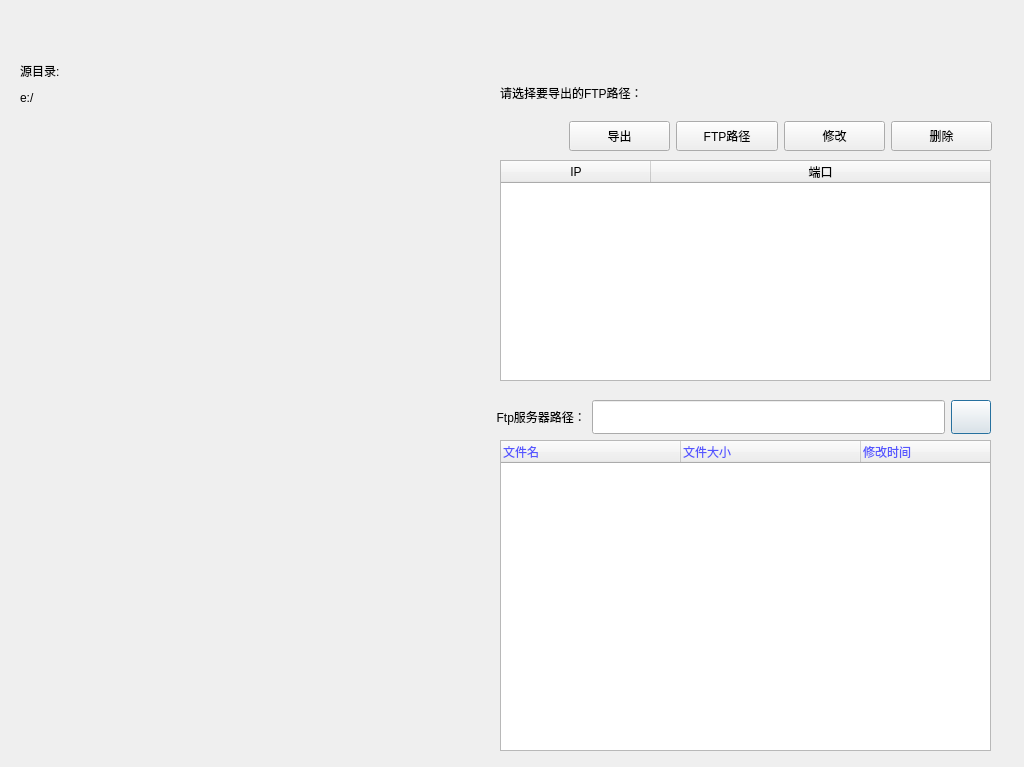
Sisec2016/TChallaOld2016, file FastVideoPro/FastVideov1/ftpdlg.ui: the form before one commit.
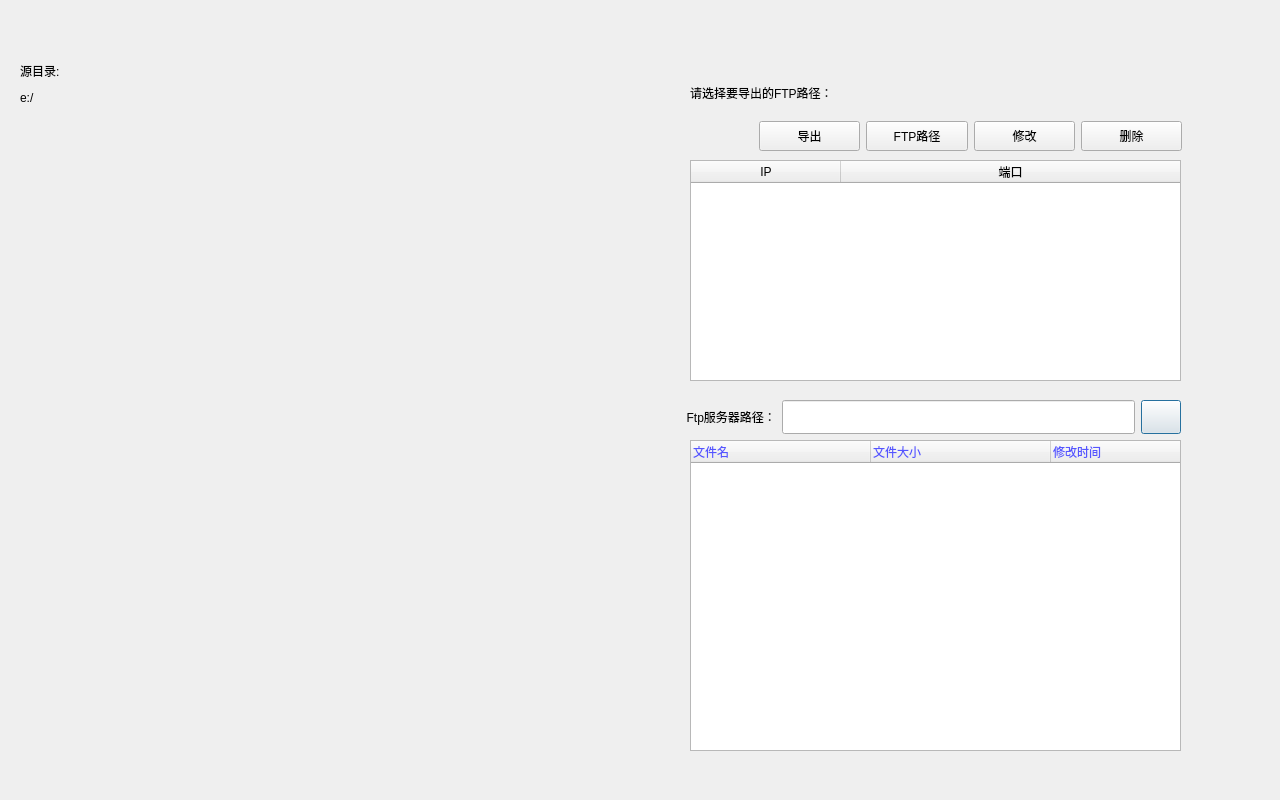
The form after the commit. Icons and pictures are not drawn. Custom widgets are drawn as their Qt base class.

The edit to the form file:
```diff
--- a/FastVideoPro/FastVideov1/ftpdlg.ui
+++ b/FastVideoPro/FastVideov1/ftpdlg.ui
@@ -6,8 +6,8 @@
    <rect>
     <x>0</x>
     <y>0</y>
-    <width>1024</width>
-    <height>767</height>
+    <width>1280</width>
+    <height>800</height>
    </rect>
   </property>
   <property name="minimumSize">
@@ -50,7 +50,7 @@
     <rect>
      <x>10</x>
      <y>110</y>
-     <width>471</width>
+     <width>651</width>
      <height>651</height>
     </rect>
    </property>
@@ -58,7 +58,7 @@
   <widget class="QTableWidget" name="FTPPath_tableWidget">
    <property name="geometry">
     <rect>
-     <x>500</x>
+     <x>690</x>
      <y>160</y>
      <width>491</width>
      <height>221</height>
@@ -93,7 +93,7 @@
   <widget class="QLabel" name="label">
    <property name="geometry">
     <rect>
-     <x>500</x>
+     <x>690</x>
      <y>80</y>
      <width>341</width>
      <height>25</height>
@@ -106,7 +106,7 @@
   <widget class="QTreeWidget" name="FTP_SERVER_DIR">
    <property name="geometry">
     <rect>
-     <x>500</x>
+     <x>690</x>
      <y>440</y>
      <width>491</width>
      <height>311</height>
@@ -339,7 +339,7 @@
   <widget class="QWidget" name="layoutWidget">
    <property name="geometry">
     <rect>
-     <x>490</x>
+     <x>680</x>
      <y>400</y>
      <width>501</width>
      <height>34</height>
@@ -399,7 +399,7 @@
   <widget class="QWidget" name="layoutWidget">
    <property name="geometry">
     <rect>
-     <x>569</x>
+     <x>759</x>
      <y>120</y>
      <width>423</width>
      <height>32</height>
```
